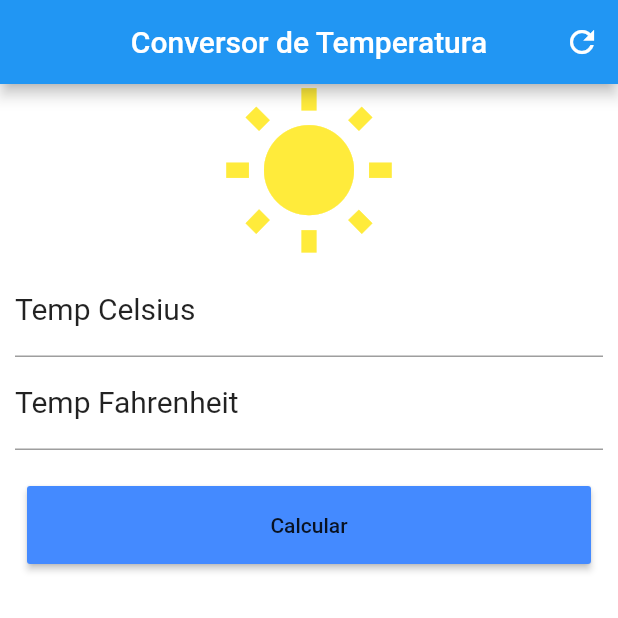
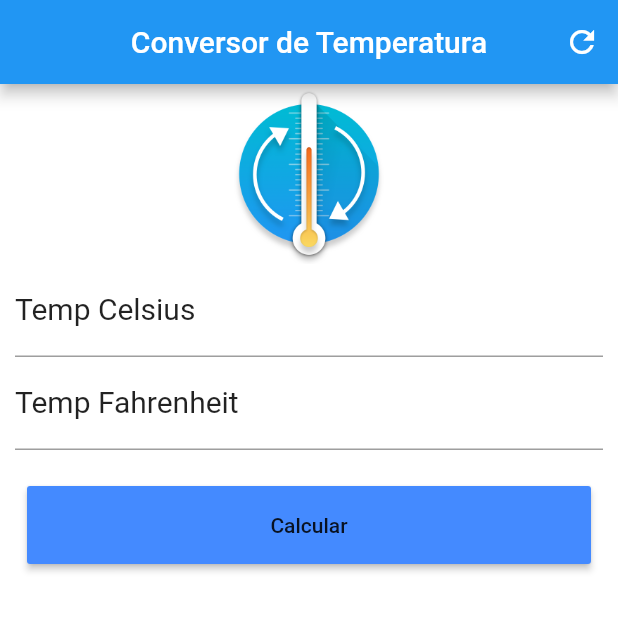
Before and after one commit to ricardom6/conversorTemperatura, a Flutter app: the screen it shows after launch, on a phone screen of 412 x 824 dp, the top half of it. Run offline on Flutter 3.47's test engine with Material 2 defaults, Android fonts, the phone set to English and light mode, and no system bars.

Commit message:
novo icone test commit usando android studio

```diff
--- a/lib/main.dart
+++ b/lib/main.dart
@@ -50,11 +50,13 @@ class _HomeState extends State<Home> {
         )
       ],
     );
-    Icon icon = Icon(
+
+    Image imgLogo = Image.asset("images/logo.png", height: 120, width: 120,);
+    /*Icon icon = Icon(
       Icons.wb_sunny,
       size: 120,
       color: Colors.yellow,
-    );
+    );*/
 
     TextFormField tempCelsius = TextFormField(
       decoration: InputDecoration(
@@ -100,7 +102,8 @@ class _HomeState extends State<Home> {
     Column column =  Column(
       crossAxisAlignment: CrossAxisAlignment.stretch,
       children: <Widget>[
-        icon,
+        //icon,
+        imgLogo,
         tempCelsius,
         tempFahrenheit,
         containerBtn,
--- a/pubspec.yaml
+++ b/pubspec.yaml
@@ -44,6 +44,8 @@ flutter:
   # assets:
   #  - images/a_dot_burr.jpeg
   #  - images/a_dot_ham.jpeg
+  assets:
+    - images/logo.png
 
   # An image asset can refer to one or more resolution-specific "variants", see
   # https://flutter.io/assets-and-images/#resolution-aware.
```
Also changed, not shown: images/icon.png (added), images/logo.png (added).
